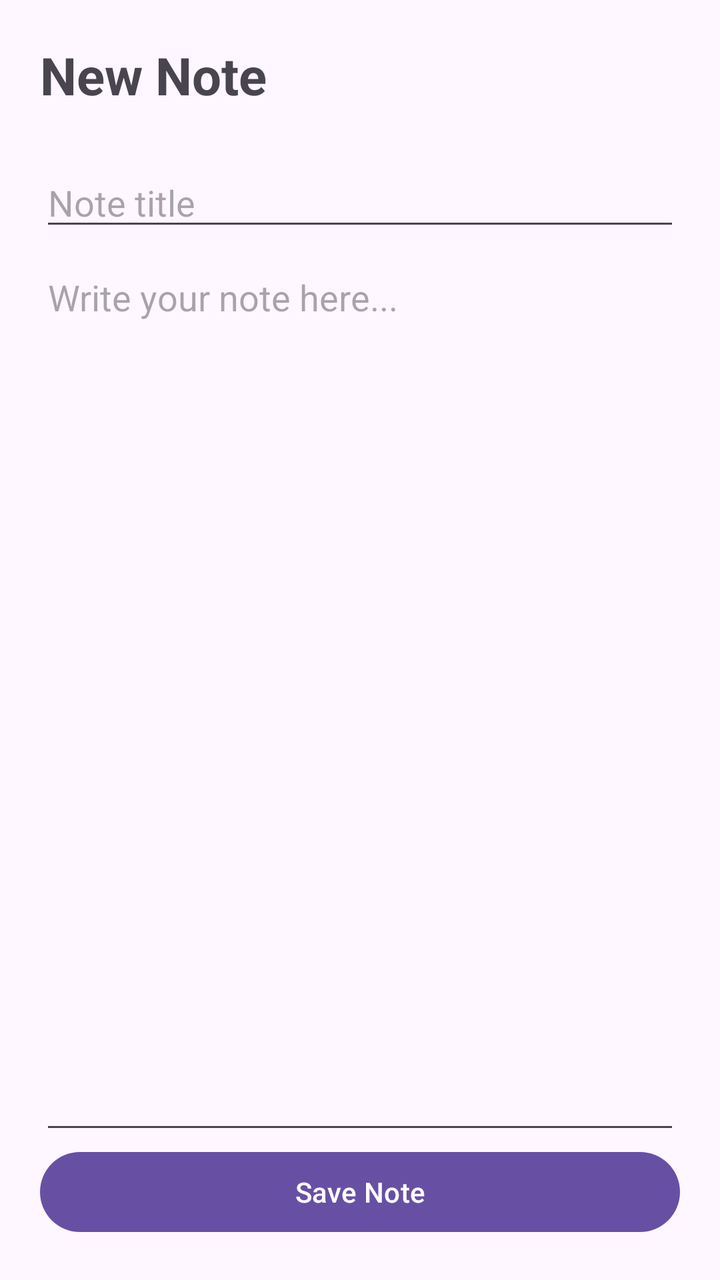
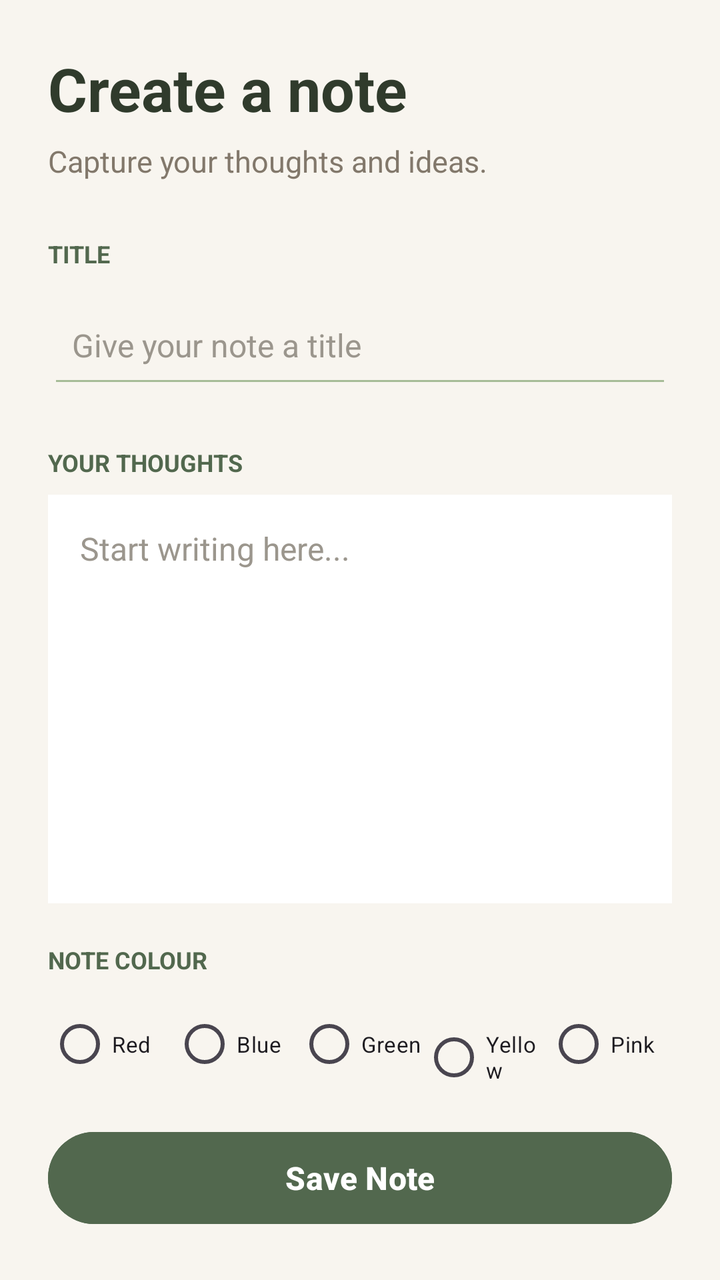

Two renders of the same Android screen: before a commit and after it. Below are the layout's source before the change and the commit's diff.
<!-- AndroidManifest.xml: application theme Theme.MiniProjectNoteBook -->
<!-- res/layout/fragment_add_note.xml -->
<?xml version="1.0" encoding="utf-8"?>
<LinearLayout
    xmlns:android="http://schemas.android.com/apk/res/android"
    android:layout_width="match_parent"
    android:layout_height="match_parent"
    android:orientation="vertical"
    android:padding="20dp">

    <TextView
        android:layout_width="match_parent"
        android:layout_height="wrap_content"
        android:text="New Note"
        android:textSize="26sp"
        android:textStyle="bold"
        android:layout_marginBottom="24dp" />

    <EditText
        android:id="@+id/etNoteTitle"
        android:layout_width="match_parent"
        android:layout_height="wrap_content"
        android:hint="Note title"
        android:inputType="textCapSentences"
        android:maxLines="1" />

    <EditText
        android:id="@+id/etNoteContent"
        android:layout_width="match_parent"
        android:layout_height="0dp"
        android:layout_weight="1"
        android:gravity="top"
        android:hint="Write your note here..."
        android:inputType="textCapSentences|textMultiLine"
        android:paddingTop="16dp" />

    <Button
        android:id="@+id/btnSaveNote"
        android:layout_width="match_parent"
        android:layout_height="wrap_content"
        android:text="Save Note" />

</LinearLayout>
<!-- resources referenced by this layout -->
<resources>
  <style name="Theme.MiniProjectNoteBook" parent="Base.Theme.MiniProjectNoteBook" />
  <style name="Base.Theme.MiniProjectNoteBook" parent="Theme.Material3.DayNight.NoActionBar">
          
          
      </style>
</resources>

<!-- the commit's change to res/layout/fragment_add_note.xml (unified diff, before → after) -->
@@ -4,38 +4,145 @@
     android:layout_width="match_parent"
     android:layout_height="match_parent"
     android:orientation="vertical"
-    android:padding="20dp">
+    android:background="#F8F5EF"
+    android:padding="24dp">
 
     <TextView
         android:layout_width="match_parent"
         android:layout_height="wrap_content"
-        android:text="New Note"
-        android:textSize="26sp"
-        android:textStyle="bold"
-        android:layout_marginBottom="24dp" />
+        android:text="Create a note"
+        android:textColor="#303B2C"
+        android:textSize="30sp"
+        android:textStyle="bold" />
+
+    <TextView
+        android:layout_width="match_parent"
+        android:layout_height="wrap_content"
+        android:layout_marginTop="6dp"
+        android:layout_marginBottom="28dp"
+        android:text="Capture your thoughts and ideas."
+        android:textColor="#82786B"
+        android:textSize="15sp" />
+
+    <TextView
+        android:layout_width="match_parent"
+        android:layout_height="wrap_content"
+        android:text="TITLE"
+        android:textColor="#52684E"
+        android:textSize="12sp"
+        android:textStyle="bold" />
 
     <EditText
         android:id="@+id/etNoteTitle"
         android:layout_width="match_parent"
+        android:layout_height="56dp"
+        android:layout_marginTop="8dp"
+        android:layout_marginBottom="24dp"
+        android:backgroundTint="#A7BC98"
+        android:hint="Give your note a title"
+        android:inputType="textCapSentences"
+        android:maxLines="1"
+        android:paddingStart="12dp"
+        android:paddingEnd="12dp"
+        android:textColor="#303B2C"
+        android:textColorHint="#9B968D"
+        android:textSize="16sp" />
+
+    <TextView
+        android:layout_width="match_parent"
         android:layout_height="wrap_content"
-        android:hint="Note title"
-        android:inputType="textCapSentences"
-        android:maxLines="1" />
+        android:text="YOUR THOUGHTS"
+        android:textColor="#52684E"
+        android:textSize="12sp"
+        android:textStyle="bold" />
 
     <EditText
         android:id="@+id/etNoteContent"
         android:layout_width="match_parent"
         android:layout_height="0dp"
         android:layout_weight="1"
+        android:layout_marginTop="8dp"
+        android:layout_marginBottom="20dp"
+        android:background="@android:color/white"
         android:gravity="top"
-        android:hint="Write your note here..."
+        android:hint="Start writing here..."
         android:inputType="textCapSentences|textMultiLine"
-        android:paddingTop="16dp" />
+        android:padding="16dp"
+        android:scrollbars="vertical"
+        android:textColor="#303B2C"
+        android:textColorHint="#9B968D"
+        android:textSize="16sp" />
+    <TextView
+        android:layout_width="match_parent"
+        android:layout_height="wrap_content"
+        android:layout_marginBottom="10dp"
+        android:text="NOTE COLOUR"
+        android:textColor="#52684E"
+        android:textSize="12sp"
+        android:textStyle="bold" />
 
+    <RadioGroup
+        android:id="@+id/rgNoteColour"
+        android:layout_width="match_parent"
+        android:layout_height="wrap_content"
+        android:orientation="horizontal"
+        android:layout_marginBottom="16dp">
+
+        <RadioButton
+            android:id="@+id/rbRed"
+            android:layout_width="0dp"
+            android:layout_height="wrap_content"
+            android:layout_weight="1"
+            android:buttonTint="#F44336"
+            android:text="Red"
+            android:textSize="11sp" />
+
+        <RadioButton
+            android:id="@+id/rbBlue"
+            android:layout_width="0dp"
+            android:layout_height="wrap_content"
+            android:layout_weight="1"
+            android:buttonTint="#2196F3"
+            android:text="Blue"
+            android:textSize="11sp" />
+
+        <RadioButton
+            android:id="@+id/rbGreen"
+            android:layout_width="0dp"
+            android:layout_height="wrap_content"
+            android:layout_weight="1"
+            android:buttonTint="#4CAF50"
+            android:text="Green"
+            android:textSize="11sp" />
+
+        <RadioButton
+            android:id="@+id/rbYellow"
+            android:layout_width="0dp"
+            android:layout_height="wrap_content"
+            android:layout_weight="1"
+            android:buttonTint="#FFC107"
+            android:text="Yellow"
+            android:textSize="11sp" />
+
+        <RadioButton
+            android:id="@+id/rbPink"
+            android:layout_width="0dp"
+            android:layout_height="wrap_content"
+            android:layout_weight="1"
+            android:buttonTint="#E91E63"
+            android:text="Pink"
+            android:textSize="11sp" />
+
+    </RadioGroup>
     <Button
         android:id="@+id/btnSaveNote"
         android:layout_width="match_parent"
-        android:layout_height="wrap_content"
-        android:text="Save Note" />
+        android:layout_height="54dp"
+        android:text="Save Note"
+        android:textAllCaps="false"
+        android:textColor="#FFFFFF"
+        android:textSize="16sp"
+        android:textStyle="bold"
+        android:backgroundTint="#52684E" />
 
 </LinearLayout>
